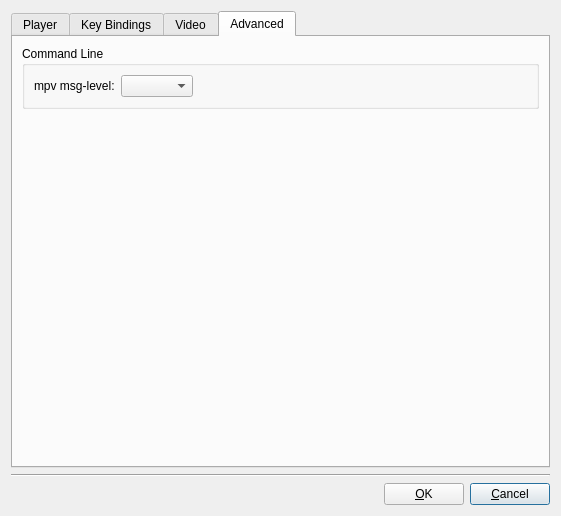
cloudskytian/sugoi-player-deprecated, file src/player/ui/preferencesdialog.ui: the form before one commit.
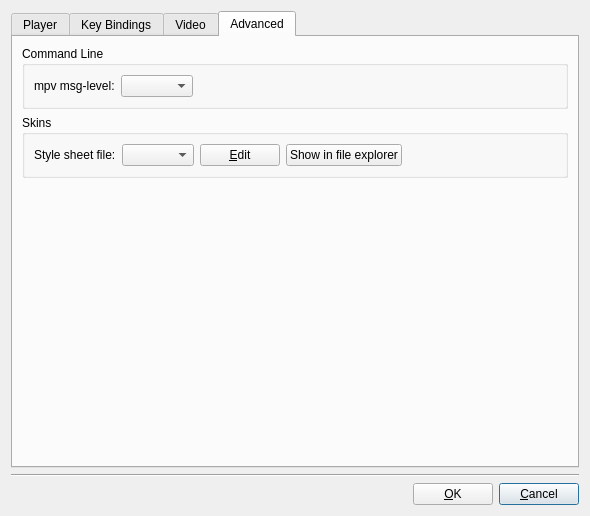
The form after the commit. The open tabs and pages were chosen to show the change. Icons and pictures are not drawn.

```diff
--- a/src/player/ui/preferencesdialog.ui
+++ b/src/player/ui/preferencesdialog.ui
@@ -6,8 +6,8 @@
    <rect>
     <x>0</x>
     <y>0</y>
-    <width>554</width>
-    <height>462</height>
+    <width>590</width>
+    <height>494</height>
    </rect>
   </property>
   <property name="windowTitle">
@@ -776,6 +776,52 @@
          </layout>
         </widget>
        </item>
+       <item>
+        <widget class="QGroupBox" name="groupBox_11">
+         <property name="title">
+          <string>Skins</string>
+         </property>
+         <layout class="QHBoxLayout" name="horizontalLayout_7">
+          <item>
+           <widget class="QLabel" name="label_4">
+            <property name="text">
+             <string>Style sheet file:</string>
+            </property>
+           </widget>
+          </item>
+          <item>
+           <widget class="QComboBox" name="styleSheetFilesComboBox"/>
+          </item>
+          <item>
+           <widget class="QPushButton" name="editStyleSheetFileButton">
+            <property name="text">
+             <string>&amp;Edit</string>
+            </property>
+           </widget>
+          </item>
+          <item>
+           <widget class="QPushButton" name="openStyleSheetFolderButton">
+            <property name="text">
+             <string>Show in file explorer</string>
+            </property>
+           </widget>
+          </item>
+          <item>
+           <spacer name="horizontalSpacer_6">
+            <property name="orientation">
+             <enum>Qt::Horizontal</enum>
+            </property>
+            <property name="sizeHint" stdset="0">
+             <size>
+              <width>40</width>
+              <height>20</height>
+             </size>
+            </property>
+           </spacer>
+          </item>
+         </layout>
+        </widget>
+       </item>
        <item>
         <spacer name="verticalSpacer_4">
          <property name="orientation">
```
